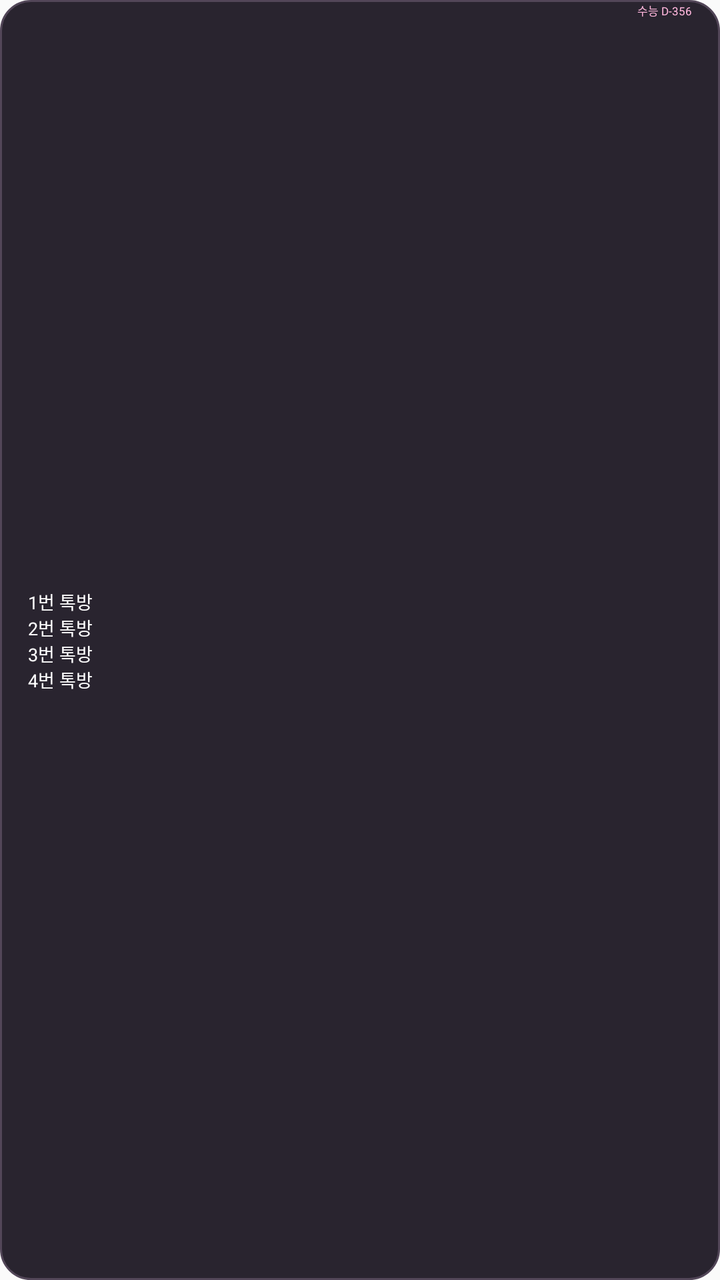
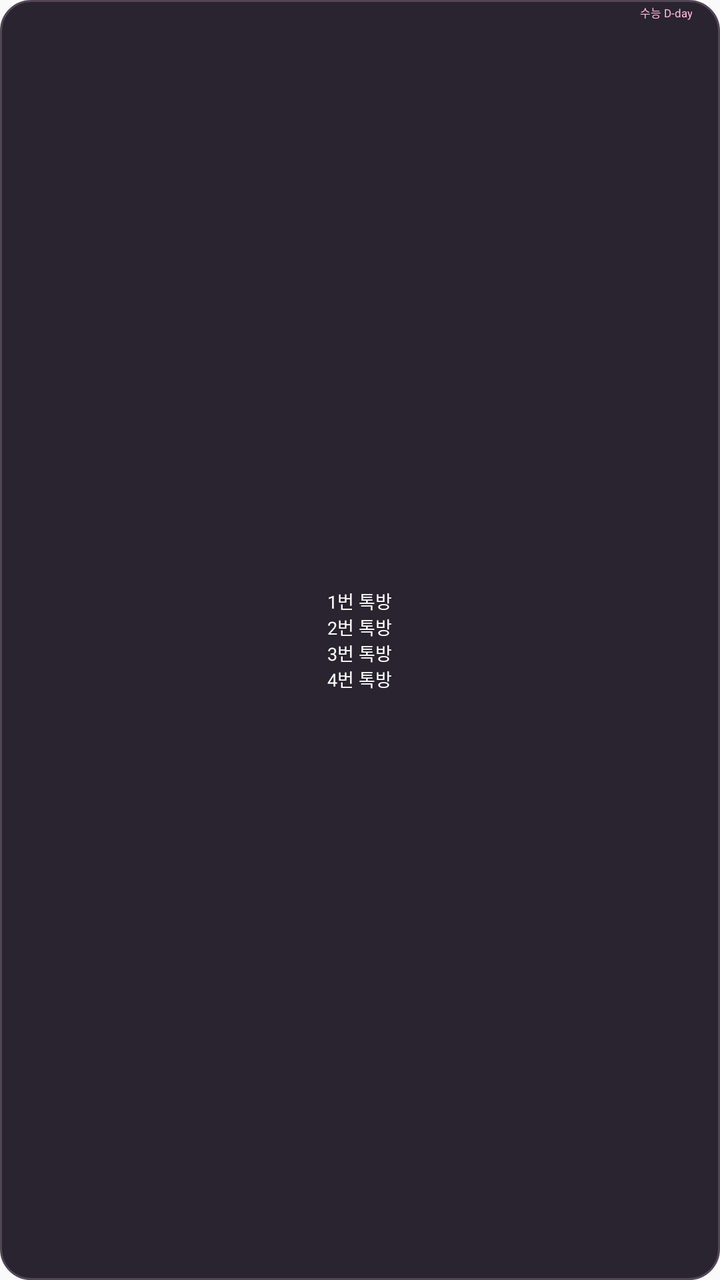

Two renders of the same Android screen: before a commit and after it. Below are the layout's source before the change and the commit's diff.
<!-- AndroidManifest.xml: application theme android:Theme.Material.Light.NoActionBar -->
<!-- res/layout/widget_small.xml -->
<?xml version="1.0" encoding="utf-8"?>
<FrameLayout xmlns:android="http://schemas.android.com/apk/res/android"
    android:id="@+id/widget_root"
    android:layout_width="match_parent"
    android:layout_height="match_parent"
    android:background="@drawable/widget_bg"
    android:paddingStart="14dp"
    android:paddingEnd="14dp"
    android:paddingTop="1dp"
    android:paddingBottom="2dp">

    
    <LinearLayout android:id="@+id/widget_chat_rows"
        android:layout_width="match_parent"
        android:layout_height="wrap_content"
        android:layout_gravity="center_vertical"
        android:orientation="vertical"
        android:gravity="center_vertical"
        android:paddingTop="2dp">
        <TextView android:id="@+id/room_row_1"
            android:layout_width="match_parent"
            android:layout_height="wrap_content"
            android:gravity="center_vertical"
            android:singleLine="true"
            android:ellipsize="end"
            android:includeFontPadding="false"
            android:paddingEnd="43dp"
            android:textSize="9sp"
            android:textColor="#FFFFFF"
            android:text="1번 톡방"/>
        <TextView android:id="@+id/room_row_2"
            android:layout_width="match_parent"
            android:layout_height="wrap_content"
            android:gravity="center_vertical"
            android:singleLine="true"
            android:ellipsize="end"
            android:includeFontPadding="false"
            android:textSize="9sp"
            android:textColor="#FFFFFF"
            android:text="2번 톡방"/>
        <TextView android:id="@+id/room_row_3"
            android:layout_width="match_parent"
            android:layout_height="wrap_content"
            android:gravity="center_vertical"
            android:singleLine="true"
            android:ellipsize="end"
            android:includeFontPadding="false"
            android:textSize="9sp"
            android:textColor="#FFFFFF"
            android:text="3번 톡방"/>
        <TextView android:id="@+id/room_row_4"
            android:layout_width="match_parent"
            android:layout_height="wrap_content"
            android:gravity="center_vertical"
            android:singleLine="true"
            android:ellipsize="end"
            android:includeFontPadding="false"
            android:textSize="9sp"
            android:textColor="#FFFFFF"
            android:text="4번 톡방"/>
    </LinearLayout>

    
    <TextView
        android:id="@+id/exam_d_day"
        android:layout_width="wrap_content"
        android:layout_height="wrap_content"
        android:layout_gravity="top|end"
        android:gravity="end|top"
        android:singleLine="true"
        android:includeFontPadding="false"
        android:textSize="5.5sp"
        android:textColor="#FFB6DC"
        android:text="수능 D-356"/>
</FrameLayout>
<!-- resources referenced by this layout -->
<resources>
  <!-- drawable widget_bg (drawable) -->
  <?xml version="1.0" encoding="utf-8"?>
  <shape xmlns:android="http://schemas.android.com/apk/res/android">
      <solid android:color="#29242F"/>
      <corners android:radius="15dp"/>
      <stroke android:width="1dp" android:color="#524658"/>
  </shape>
</resources>

<!-- the commit's change to res/layout/widget_small.xml (unified diff, before → after) -->
@@ -6,58 +6,70 @@
     android:background="@drawable/widget_bg"
     android:paddingStart="14dp"
     android:paddingEnd="14dp"
-    android:paddingTop="1dp"
+    android:paddingTop="2dp"
     android:paddingBottom="2dp">
 
     
-    <LinearLayout android:id="@+id/widget_chat_rows"
+    <LinearLayout
+        android:id="@+id/widget_chat_positioner"
         android:layout_width="match_parent"
-        android:layout_height="wrap_content"
-        android:layout_gravity="center_vertical"
+        android:layout_height="match_parent"
         android:orientation="vertical"
-        android:gravity="center_vertical"
-        android:paddingTop="2dp">
-        <TextView android:id="@+id/room_row_1"
-            android:layout_width="match_parent"
+        android:gravity="center">
+        <LinearLayout
+            android:id="@+id/widget_chat_rows"
+            android:layout_width="wrap_content"
             android:layout_height="wrap_content"
-            android:gravity="center_vertical"
-            android:singleLine="true"
-            android:ellipsize="end"
-            android:includeFontPadding="false"
-            android:paddingEnd="43dp"
-            android:textSize="9sp"
-            android:textColor="#FFFFFF"
-            android:text="1번 톡방"/>
-        <TextView android:id="@+id/room_row_2"
-            android:layout_width="match_parent"
-            android:layout_height="wrap_content"
-            android:gravity="center_vertical"
-            android:singleLine="true"
-            android:ellipsize="end"
-            android:includeFontPadding="false"
-            android:textSize="9sp"
-            android:textColor="#FFFFFF"
-            android:text="2번 톡방"/>
-        <TextView android:id="@+id/room_row_3"
-            android:layout_width="match_parent"
-            android:layout_height="wrap_content"
-            android:gravity="center_vertical"
-            android:singleLine="true"
-            android:ellipsize="end"
-            android:includeFontPadding="false"
-            android:textSize="9sp"
-            android:textColor="#FFFFFF"
-            android:text="3번 톡방"/>
-        <TextView android:id="@+id/room_row_4"
-            android:layout_width="match_parent"
-            android:layout_height="wrap_content"
-            android:gravity="center_vertical"
-            android:singleLine="true"
-            android:ellipsize="end"
-            android:includeFontPadding="false"
-            android:textSize="9sp"
-            android:textColor="#FFFFFF"
-            android:text="4번 톡방"/>
+            android:orientation="vertical"
+            android:gravity="center_horizontal">
+            <TextView
+                android:id="@+id/room_row_1"
+                android:layout_width="wrap_content"
+                android:layout_height="wrap_content"
+                android:gravity="center_vertical"
+                android:singleLine="true"
+                android:ellipsize="end"
+                android:includeFontPadding="false"
+                android:textSize="9sp"
+                android:textColor="#FFFFFF"
+                android:text="1번 톡방"/>
+
+            <TextView
+                android:id="@+id/room_row_2"
+                android:layout_width="wrap_content"
+                android:layout_height="wrap_content"
+                android:gravity="center_vertical"
+                android:singleLine="true"
+                android:ellipsize="end"
+                android:includeFontPadding="false"
+                android:textSize="9sp"
+                android:textColor="#FFFFFF"
+                android:text="2번 톡방"/>
+
+            <TextView
+                android:id="@+id/room_row_3"
+                android:layout_width="wrap_content"
+                android:layout_height="wrap_content"
+                android:gravity="center_vertical"
+                android:singleLine="true"
+                android:ellipsize="end"
+                android:includeFontPadding="false"
+                android:textSize="9sp"
+                android:textColor="#FFFFFF"
+                android:text="3번 톡방"/>
+
+            <TextView
+                android:id="@+id/room_row_4"
+                android:layout_width="wrap_content"
+                android:layout_height="wrap_content"
+                android:gravity="center_vertical"
+                android:singleLine="true"
+                android:ellipsize="end"
+                android:includeFontPadding="false"
+                android:textSize="9sp"
+                android:textColor="#FFFFFF"
+                android:text="4번 톡방"/>
+        </LinearLayout>
     </LinearLayout>
 
     
@@ -71,5 +83,5 @@
         android:includeFontPadding="false"
         android:textSize="5.5sp"
         android:textColor="#FFB6DC"
-        android:text="수능 D-356"/>
+        android:text="수능 D-day"/>
 </FrameLayout>
